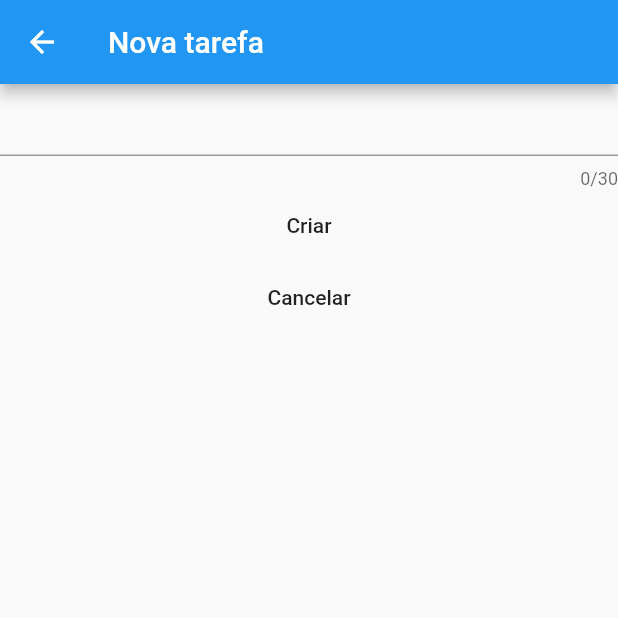
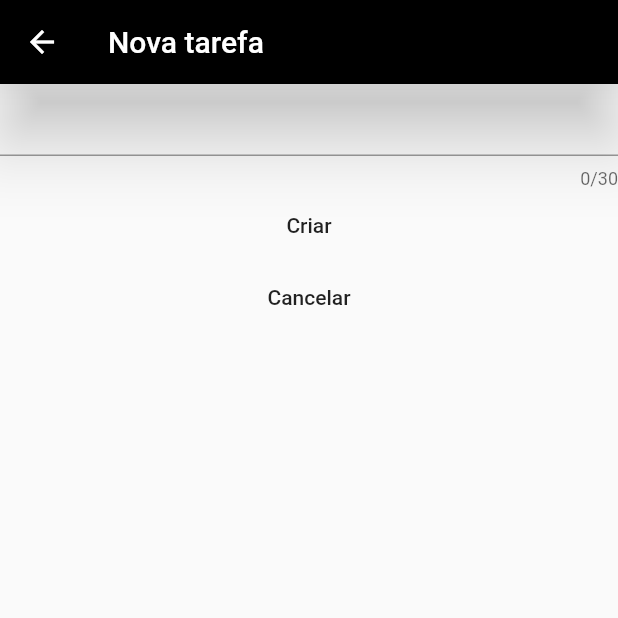
Before and after one commit to marcos1martins/todo_sqflite, a Flutter app: the screen it shows after launch, after a tap on the "add" icon, on a phone screen of 412 x 824 dp, the top half of it. Run offline on Flutter 3.47's test engine with Material 2 defaults, Android fonts, the phone set to English and light mode, and no system bars; our stand-ins replace sqflite; accounts and stored records are empty.

Commit message:
Changed theme to black and added some elevation

```diff
--- a/lib/main.dart
+++ b/lib/main.dart
@@ -15,7 +15,12 @@ class MyApp extends StatelessWidget {
     return MaterialApp(
       title: 'Flutter Demo',
       theme: ThemeData(
-        primarySwatch: Colors.blue,
+        primaryColor: Colors.black,
+        bottomAppBarTheme:
+            BottomAppBarTheme(color: Colors.black, elevation: 20),
+        appBarTheme: AppBarTheme(elevation: 20),
+        floatingActionButtonTheme: FloatingActionButtonThemeData(
+            backgroundColor: Colors.black, elevation: 20),
         visualDensity: VisualDensity.adaptivePlatformDensity,
       ),
       routes: {'/form': (context) => TodoForm()},
```
